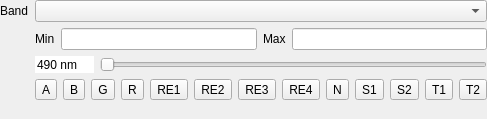
Qt form enmapbox/coreapps/rasterlayerstylingapp/rasterlayerstylingbandwidget.ui (EnMAP-Box/enmap-box) before a commit.
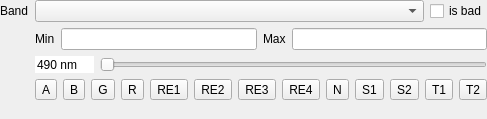
The same form after that commit. Custom widgets are drawn as their Qt base class.

The edit to the form file:
```diff
--- a/enmapbox/coreapps/rasterlayerstylingapp/rasterlayerstylingbandwidget.ui
+++ b/enmapbox/coreapps/rasterlayerstylingapp/rasterlayerstylingbandwidget.ui
@@ -294,6 +294,22 @@
        <item>
         <widget class="QgsRasterBandComboBox" name="mBandNo"/>
        </item>
+       <item>
+        <widget class="QCheckBox" name="mIsBadBand">
+         <property name="sizePolicy">
+          <sizepolicy hsizetype="Fixed" vsizetype="Preferred">
+           <horstretch>0</horstretch>
+           <verstretch>0</verstretch>
+          </sizepolicy>
+         </property>
+         <property name="toolTip">
+          <string>&lt;html&gt;&lt;head/&gt;&lt;body&gt;&lt;p&gt;Mark the band as a bad band.&lt;/p&gt;&lt;p&gt;Note that this will alter the metadata inside the source.&lt;/p&gt;&lt;/body&gt;&lt;/html&gt;</string>
+         </property>
+         <property name="text">
+          <string>is bad</string>
+         </property>
+        </widget>
+       </item>
       </layout>
      </item>
     </layout>
```
